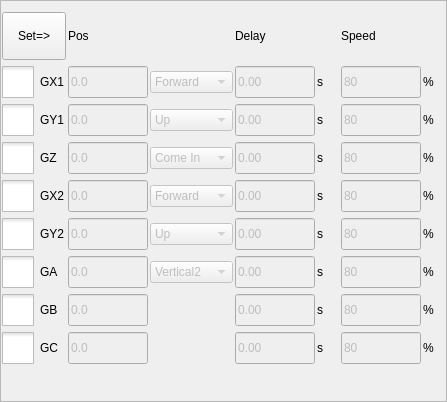
This is hcinstruction/actionsettingframe.ui in GaussCheng/2-5AxisPunch as Qt 5 draws it before an edit. The edited form follows.
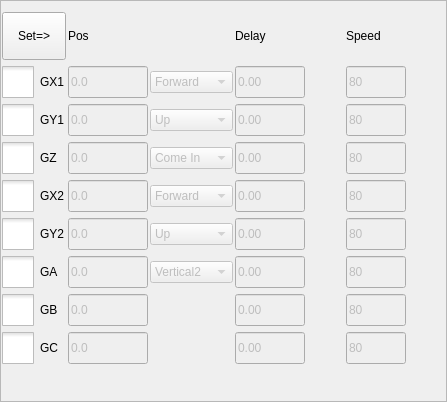
This is the edited form. Icons and pictures are not drawn. Custom widgets are drawn as their Qt base class.

```diff
--- a/hcinstruction/actionsettingframe.ui
+++ b/hcinstruction/actionsettingframe.ui
@@ -58,13 +58,6 @@
      </property>
     </widget>
    </item>
-   <item row="0" column="3">
-    <widget class="QLabel" name="label_2">
-     <property name="text">
-      <string>Delay            </string>
-     </property>
-    </widget>
-   </item>
    <item row="0" column="5">
     <widget class="QLabel" name="label_6">
      <property name="minimumSize">
@@ -85,13 +78,13 @@
      </property>
      <property name="minimumSize">
       <size>
-       <width>80</width>
+       <width>70</width>
        <height>0</height>
       </size>
      </property>
      <property name="maximumSize">
       <size>
-       <width>80</width>
+       <width>70</width>
        <height>32</height>
       </size>
      </property>
@@ -107,13 +100,13 @@
      </property>
      <property name="minimumSize">
       <size>
-       <width>80</width>
+       <width>60</width>
        <height>0</height>
       </size>
      </property>
      <property name="maximumSize">
       <size>
-       <width>80</width>
+       <width>60</width>
        <height>32</height>
       </size>
      </property>
@@ -151,13 +144,13 @@
      </property>
      <property name="minimumSize">
       <size>
-       <width>80</width>
+       <width>70</width>
        <height>0</height>
       </size>
      </property>
      <property name="maximumSize">
       <size>
-       <width>80</width>
+       <width>70</width>
        <height>32</height>
       </size>
      </property>
@@ -173,13 +166,13 @@
      </property>
      <property name="minimumSize">
       <size>
-       <width>80</width>
+       <width>60</width>
        <height>0</height>
       </size>
      </property>
      <property name="maximumSize">
       <size>
-       <width>80</width>
+       <width>60</width>
        <height>32</height>
       </size>
      </property>
@@ -217,13 +210,13 @@
      </property>
      <property name="minimumSize">
       <size>
-       <width>80</width>
+       <width>70</width>
        <height>0</height>
       </size>
      </property>
      <property name="maximumSize">
       <size>
-       <width>80</width>
+       <width>70</width>
        <height>32</height>
       </size>
      </property>
@@ -239,13 +232,13 @@
      </property>
      <property name="minimumSize">
       <size>
-       <width>80</width>
+       <width>60</width>
        <height>0</height>
       </size>
      </property>
      <property name="maximumSize">
       <size>
-       <width>80</width>
+       <width>60</width>
        <height>32</height>
       </size>
      </property>
@@ -384,41 +377,6 @@
      </property>
     </widget>
    </item>
-   <item row="1" column="4">
-    <widget class="QLabel" name="x1SLabel">
-     <property name="text">
-      <string>s</string>
-     </property>
-    </widget>
-   </item>
-   <item row="2" column="4">
-    <widget class="QLabel" name="y1SLabel">
-     <property name="text">
-      <string>s</string>
-     </property>
-    </widget>
-   </item>
-   <item row="3" column="4">
-    <widget class="QLabel" name="zSLabel">
-     <property name="text">
-      <string>s</string>
-     </property>
-    </widget>
-   </item>
-   <item row="2" column="6">
-    <widget class="QLabel" name="y1pLabel">
-     <property name="text">
-      <string>%</string>
-     </property>
-    </widget>
-   </item>
-   <item row="3" column="6">
-    <widget class="QLabel" name="zpLabel">
-     <property name="text">
-      <string>%</string>
-     </property>
-    </widget>
-   </item>
    <item row="1" column="1">
     <widget class="ICLineEditWithVirtualNumericKeypad" name="x1PosLineEdit">
      <property name="enabled">
@@ -441,13 +399,6 @@
      </property>
     </widget>
    </item>
-   <item row="1" column="6">
-    <widget class="QLabel" name="x1pLabel">
-     <property name="text">
-      <string>%</string>
-     </property>
-    </widget>
-   </item>
    <item row="4" column="0">
     <widget class="QCheckBox" name="gPButton">
      <property name="styleSheet">
@@ -516,13 +467,13 @@
      </property>
      <property name="minimumSize">
       <size>
-       <width>80</width>
+       <width>70</width>
        <height>0</height>
       </size>
      </property>
      <property name="maximumSize">
       <size>
-       <width>80</width>
+       <width>70</width>
        <height>32</height>
       </size>
      </property>
@@ -538,13 +489,13 @@
      </property>
      <property name="minimumSize">
       <size>
-       <width>80</width>
+       <width>60</width>
        <height>0</height>
       </size>
      </property>
      <property name="maximumSize">
       <size>
-       <width>80</width>
+       <width>60</width>
        <height>32</height>
       </size>
      </property>
@@ -553,20 +504,6 @@
      </property>
     </widget>
    </item>
-   <item row="4" column="4">
-    <widget class="QLabel" name="x2SLabel">
-     <property name="text">
-      <string>s</string>
-     </property>
-    </widget>
-   </item>
-   <item row="4" column="6">
-    <widget class="QLabel" name="x2pLabel">
-     <property name="text">
-      <string>%</string>
-     </property>
-    </widget>
-   </item>
    <item row="5" column="0">
     <widget class="QCheckBox" name="gQButton">
      <property name="styleSheet">
@@ -635,13 +572,13 @@
      </property>
      <property name="minimumSize">
       <size>
-       <width>80</width>
+       <width>70</width>
        <height>0</height>
       </size>
      </property>
      <property name="maximumSize">
       <size>
-       <width>80</width>
+       <width>70</width>
        <height>32</height>
       </size>
      </property>
@@ -650,13 +587,6 @@
      </property>
     </widget>
    </item>
-   <item row="5" column="4">
-    <widget class="QLabel" name="y2SLabel">
-     <property name="text">
-      <string>s</string>
-     </property>
-    </widget>
-   </item>
    <item row="5" column="5">
     <widget class="ICLineEditWithVirtualNumericKeypad" name="y2SpeedLineEdit">
      <property name="enabled">
@@ -664,13 +594,13 @@
      </property>
      <property name="minimumSize">
       <size>
-       <width>80</width>
+       <width>60</width>
        <height>0</height>
       </size>
      </property>
      <property name="maximumSize">
       <size>
-       <width>80</width>
+       <width>60</width>
        <height>32</height>
       </size>
      </property>
@@ -679,13 +609,6 @@
      </property>
     </widget>
    </item>
-   <item row="5" column="6">
-    <widget class="QLabel" name="y2pLabel">
-     <property name="text">
-      <string>%</string>
-     </property>
-    </widget>
-   </item>
    <item row="6" column="0">
     <widget class="QCheckBox" name="gAButton">
      <property name="styleSheet">
@@ -876,13 +799,13 @@
      </property>
      <property name="minimumSize">
       <size>
-       <width>80</width>
+       <width>70</width>
        <height>0</height>
       </size>
      </property>
      <property name="maximumSize">
       <size>
-       <width>80</width>
+       <width>70</width>
        <height>32</height>
       </size>
      </property>
@@ -898,13 +821,13 @@
      </property>
      <property name="minimumSize">
       <size>
-       <width>80</width>
+       <width>70</width>
        <height>0</height>
       </size>
      </property>
      <property name="maximumSize">
       <size>
-       <width>80</width>
+       <width>70</width>
        <height>32</height>
       </size>
      </property>
@@ -920,13 +843,13 @@
      </property>
      <property name="minimumSize">
       <size>
-       <width>80</width>
+       <width>70</width>
        <height>0</height>
       </size>
      </property>
      <property name="maximumSize">
       <size>
-       <width>80</width>
+       <width>70</width>
        <height>32</height>
       </size>
      </property>
@@ -935,27 +858,6 @@
      </property>
     </widget>
    </item>
-   <item row="6" column="4">
-    <widget class="QLabel" name="aSLabel">
-     <property name="text">
-      <string>s</string>
-     </property>
-    </widget>
-   </item>
-   <item row="7" column="4">
-    <widget class="QLabel" name="bSLabel">
-     <property name="text">
-      <string>s</string>
-     </property>
-    </widget>
-   </item>
-   <item row="8" column="4">
-    <widget class="QLabel" name="cSLabel">
-     <property name="text">
-      <string>s</string>
-     </property>
-    </widget>
-   </item>
    <item row="6" column="5">
     <widget class="ICLineEditWithVirtualNumericKeypad" name="aSpeedLineEdit">
      <property name="enabled">
@@ -963,13 +865,13 @@
      </property>
      <property name="minimumSize">
       <size>
-       <width>80</width>
+       <width>60</width>
        <height>0</height>
       </size>
      </property>
      <property name="maximumSize">
       <size>
-       <width>80</width>
+       <width>60</width>
        <height>32</height>
       </size>
      </property>
@@ -985,13 +887,13 @@
      </property>
      <property name="minimumSize">
       <size>
-       <width>80</width>
+       <width>60</width>
        <height>0</height>
       </size>
      </property>
      <property name="maximumSize">
       <size>
-       <width>80</width>
+       <width>60</width>
        <height>32</height>
       </size>
      </property>
@@ -1007,13 +909,13 @@
      </property>
      <property name="minimumSize">
       <size>
-       <width>80</width>
+       <width>60</width>
        <height>0</height>
       </size>
      </property>
      <property name="maximumSize">
       <size>
-       <width>80</width>
+       <width>60</width>
        <height>32</height>
       </size>
      </property>
@@ -1022,27 +924,6 @@
      </property>
     </widget>
    </item>
-   <item row="6" column="6">
-    <widget class="QLabel" name="apLabel">
-     <property name="text">
-      <string>%</string>
-     </property>
-    </widget>
-   </item>
-   <item row="7" column="6">
-    <widget class="QLabel" name="bpLabel">
-     <property name="text">
-      <string>%</string>
-     </property>
-    </widget>
-   </item>
-   <item row="8" column="6">
-    <widget class="QLabel" name="cpLabel">
-     <property name="text">
-      <string>%</string>
-     </property>
-    </widget>
-   </item>
    <item row="1" column="2">
     <widget class="QComboBox" name="x1Box">
      <property name="enabled">
@@ -1145,6 +1026,125 @@
      </item>
     </widget>
    </item>
+   <item row="0" column="3">
+    <widget class="QLabel" name="label_2">
+     <property name="text">
+      <string>Delay    </string>
+     </property>
+    </widget>
+   </item>
+   <item row="8" column="6">
+    <widget class="QLabel" name="cpLabel">
+     <property name="text">
+      <string/>
+     </property>
+    </widget>
+   </item>
+   <item row="7" column="6">
+    <widget class="QLabel" name="bpLabel">
+     <property name="text">
+      <string/>
+     </property>
+    </widget>
+   </item>
+   <item row="6" column="6">
+    <widget class="QLabel" name="apLabel">
+     <property name="text">
+      <string/>
+     </property>
+    </widget>
+   </item>
+   <item row="4" column="6">
+    <widget class="QLabel" name="x2pLabel">
+     <property name="text">
+      <string/>
+     </property>
+    </widget>
+   </item>
+   <item row="1" column="6">
+    <widget class="QLabel" name="x1pLabel">
+     <property name="text">
+      <string/>
+     </property>
+    </widget>
+   </item>
+   <item row="3" column="6">
+    <widget class="QLabel" name="zpLabel">
+     <property name="text">
+      <string/>
+     </property>
+    </widget>
+   </item>
+   <item row="5" column="6">
+    <widget class="QLabel" name="y2pLabel">
+     <property name="text">
+      <string/>
+     </property>
+    </widget>
+   </item>
+   <item row="2" column="6">
+    <widget class="QLabel" name="y1pLabel">
+     <property name="text">
+      <string/>
+     </property>
+    </widget>
+   </item>
+   <item row="2" column="4">
+    <widget class="QLabel" name="y1SLabel">
+     <property name="text">
+      <string/>
+     </property>
+    </widget>
+   </item>
+   <item row="1" column="4">
+    <widget class="QLabel" name="x1SLabel">
+     <property name="text">
+      <string/>
+     </property>
+    </widget>
+   </item>
+   <item row="8" column="4">
+    <widget class="QLabel" name="cSLabel">
+     <property name="text">
+      <string/>
+     </property>
+    </widget>
+   </item>
+   <item row="5" column="4">
+    <widget class="QLabel" name="y2SLabel">
+     <property name="text">
+      <string/>
+     </property>
+    </widget>
+   </item>
+   <item row="4" column="4">
+    <widget class="QLabel" name="x2SLabel">
+     <property name="text">
+      <string/>
+     </property>
+    </widget>
+   </item>
+   <item row="3" column="4">
+    <widget class="QLabel" name="zSLabel">
+     <property name="text">
+      <string/>
+     </property>
+    </widget>
+   </item>
+   <item row="7" column="4">
+    <widget class="QLabel" name="bSLabel">
+     <property name="text">
+      <string/>
+     </property>
+    </widget>
+   </item>
+   <item row="6" column="4">
+    <widget class="QLabel" name="aSLabel">
+     <property name="text">
+      <string/>
+     </property>
+    </widget>
+   </item>
   </layout>
  </widget>
  <customwidgets>
```
